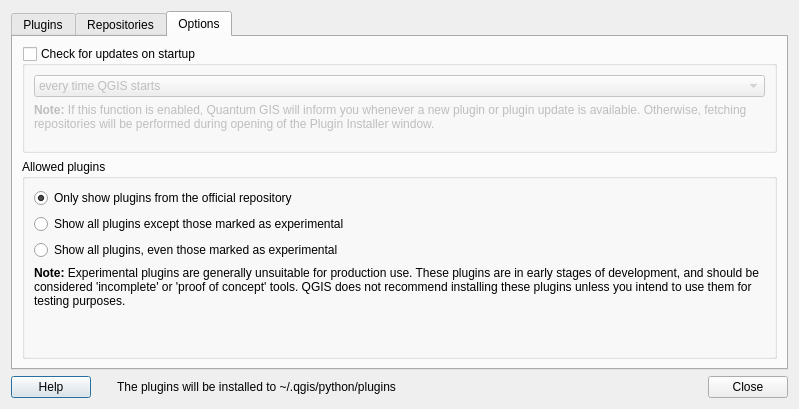
The window that python/plugins/plugin_installer/qgsplugininstallerbase.ui (qgis/QGIS) describes before a commit, drawn with Qt 5.
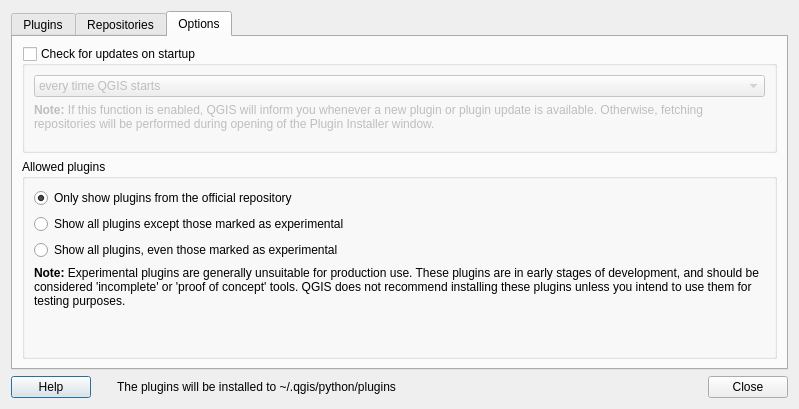
The same window after the commit. The open tabs and pages were chosen to show the change. Icons and pictures are not drawn. Custom widgets are drawn as their Qt base class.

Commit message: - Quantum GIS => QGIS update - integrate PythonConsole help into main translation - allow referencing QGIS images in context help(viewer)

```diff
--- a/python/plugins/plugin_installer/qgsplugininstallerbase.ui
+++ b/python/plugins/plugin_installer/qgsplugininstallerbase.ui
@@ -542,7 +542,7 @@
 &lt;html&gt;&lt;head&gt;&lt;meta name=&quot;qrichtext&quot; content=&quot;1&quot; /&gt;&lt;style type=&quot;text/css&quot;&gt;
 p, li { white-space: pre-wrap; }
 &lt;/style&gt;&lt;/head&gt;&lt;body style=&quot; font-family:'DejaVu Sans'; font-size:9pt; font-weight:400; font-style:normal;&quot;&gt;
-&lt;p style=&quot; margin-top:0px; margin-bottom:0px; margin-left:0px; margin-right:0px; -qt-block-indent:0; text-indent:0px;&quot;&gt;&lt;span style=&quot; font-weight:600;&quot;&gt;Note:&lt;/span&gt; If this function is enabled, Quantum GIS will inform you whenever a new plugin or plugin update is available. Otherwise, fetching repositories will be performed during opening of the Plugin Installer window.&lt;/p&gt;&lt;/body&gt;&lt;/html&gt;</string>
+&lt;p style=&quot; margin-top:0px; margin-bottom:0px; margin-left:0px; margin-right:0px; -qt-block-indent:0; text-indent:0px;&quot;&gt;&lt;span style=&quot; font-weight:600;&quot;&gt;Note:&lt;/span&gt; If this function is enabled, QGIS will inform you whenever a new plugin or plugin update is available. Otherwise, fetching repositories will be performed during opening of the Plugin Installer window.&lt;/p&gt;&lt;/body&gt;&lt;/html&gt;</string>
             </property>
             <property name="wordWrap">
              <bool>true</bool>
```
The commit also changes 69 other files.
